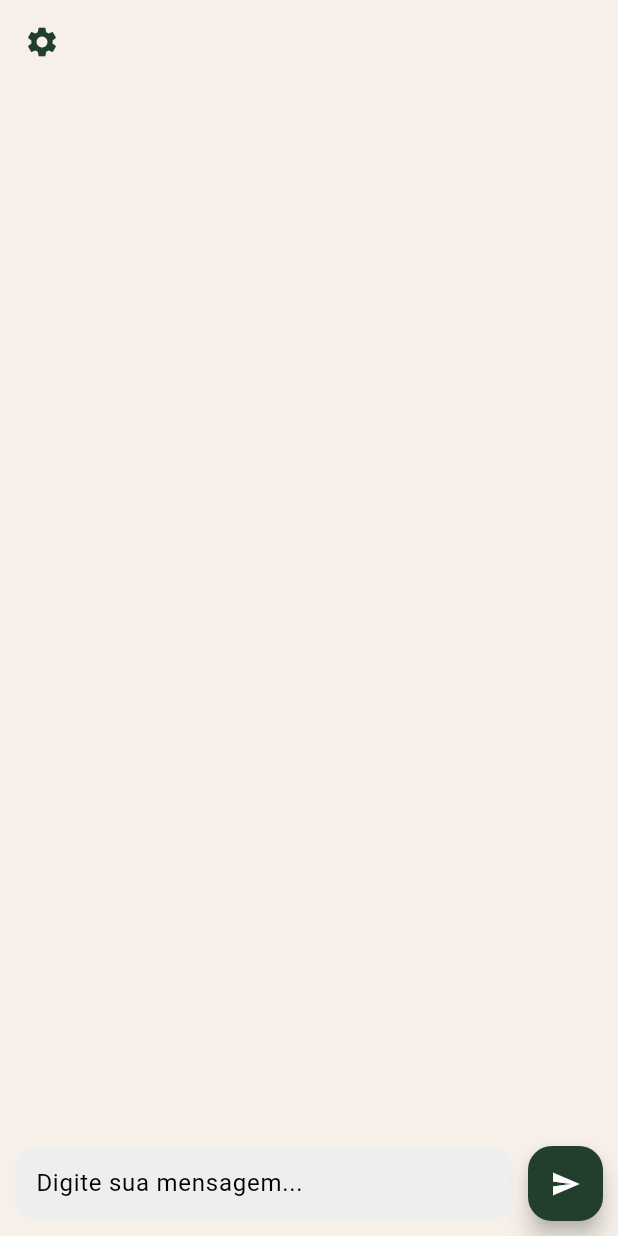
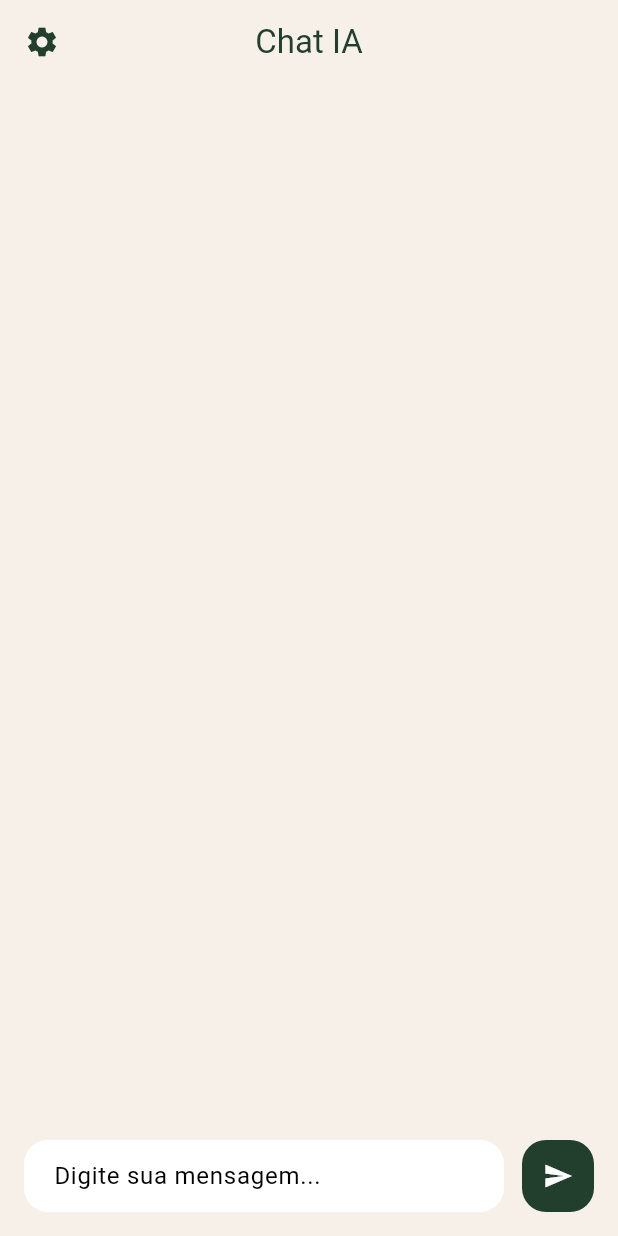
Before and after one commit to pgmaximo/UrbanAI, a Flutter app: the HomePage screen opened directly, after a tap on the "send" icon, on a phone screen of 412 x 824 dp. Run offline on Flutter 3.47's test engine with Material 3 defaults, Android fonts, the phone set to English and light mode, and no system bars.

Commit message:
Atualização HomePage

```diff
--- a/lib/pages/HomePage.dart
+++ b/lib/pages/HomePage.dart
@@ -1,32 +1,63 @@
 import 'package:flutter/material.dart';
+import 'package:flutter/services.dart';
 import 'package:urbanai/main.dart';
 
 class HomePage extends StatefulWidget {
+  const HomePage({super.key});
+
   @override
-  _HomePageState createState() => _HomePageState();
+  State<HomePage> createState() => _HomePageState();
 }
 
 class _HomePageState extends State<HomePage> {
-  // Controlador para gerenciar o campo de entrada de texto
   final TextEditingController _controller = TextEditingController();
-
-  // Lista que armazena as mensagens enviadas pelo usuário e as respostas da IA
+  final ScrollController _scrollController = ScrollController();
   final List<Map<String, dynamic>> _messages = [];
 
-  // Função para enviar a mensagem do usuário e gerar uma resposta da IA
-  void _sendMessage() {
-    if (_controller.text.isNotEmpty) {
+  void _sendMessage() async {
+    final text = _controller.text.trim();
+    if (text.isEmpty) return;
+
     setState(() {
-        // Adiciona a mensagem do usuário à lista
-        _messages.add({'text': _controller.text, 'isUser': true});
-
-        // Simula uma resposta da IA
-        _messages.add({'text': 'Aqui será a resposta da IA...', 'isUser': false});
+      _messages.add({"text": text, "isUser": true});
     });
 
-      // Limpa o campo de entrada após o envio
     _controller.clear();
+    await Future.delayed(const Duration(milliseconds: 100));
+    _scrollController.jumpTo(_scrollController.position.maxScrollExtent);
+
+    // TODO: Integre com API real (ex: OpenAI)
+    await Future.delayed(const Duration(seconds: 1));
+    setState(() {
+      _messages.add({"text": "(Resposta gerada pela IA para: '$text')", "isUser": false});
+    });
+
+    await Future.delayed(const Duration(milliseconds: 100));
+    _scrollController.jumpTo(_scrollController.position.maxScrollExtent);
   }
+
+  Widget _buildMessage(Map<String, dynamic> message) {
+    final isUser = message['isUser'] == true;
+    final alignment = isUser ? Alignment.centerRight : Alignment.centerLeft;
+    final bgColor = isUser ? AppColors.secondary : Colors.grey[200];
+    final textColor = isUser ? Colors.white : Colors.black87;
+
+    return Align(
+      alignment: alignment,
+      child: Container(
+        margin: const EdgeInsets.symmetric(vertical: 6),
+        padding: const EdgeInsets.all(14),
+        constraints: const BoxConstraints(maxWidth: 500),
+        decoration: BoxDecoration(
+          color: bgColor,
+          borderRadius: BorderRadius.circular(16),
+        ),
+        child: Text(
+          message['text'],
+          style: TextStyle(fontSize: 16, color: textColor, height: 1.4),
+        ),
+      ),
+    );
   }
 
   @override
@@ -34,72 +65,63 @@ class _HomePageState extends State<HomePage> {
     return Scaffold(
       appBar: AppBar(
         backgroundColor: AppColors.background,
+        title: const Text("Chat IA", style: TextStyle(color: AppColors.secondary)),
+        centerTitle: true,
         leading: IconButton(
-          icon: const Icon(Icons.settings, color: AppColors.secondary), // Ícone de configurações à esquerda
+          icon: const Icon(Icons.settings, color: AppColors.secondary),
           onPressed: () {
-            // Implementar ação para abrir configurações
+            // TODO: Navegar para Configurações
           },
         ),
       ),
-      body: Column(
+      body: SafeArea(
+        child: Column(
           children: [
             Expanded(
               child: ListView.builder(
-              padding: const EdgeInsets.all(10),
+                controller: _scrollController,
+                padding: const EdgeInsets.all(16),
                 itemCount: _messages.length,
-              itemBuilder: (context, index) {
-                final message = _messages[index];
-                return Align(
-                  alignment: message['isUser'] ? Alignment.centerRight : Alignment.centerLeft,
-                  child: Container(
-                    margin: const EdgeInsets.symmetric(vertical: 5),
-                    padding: const EdgeInsets.all(12),
-                    decoration: message['isUser']
-                        ? BoxDecoration(
-                            color: AppColors.secondary, // Mensagem do usuário dentro de um balão colorido
-                            borderRadius: BorderRadius.circular(15),
-                          )
-                        : null, // Mensagem da IA sem balão, apenas texto solto
-                    child: Text(
-                      message['text'],
-                      style: TextStyle(
-                        color: message['isUser'] ? Colors.white : Colors.black87, // Cor do texto
-                        fontSize: 16,
+                itemBuilder: (context, index) => _buildMessage(_messages[index]),
+              ),
+            ),
+            Container(
+              color: AppColors.background,
+              padding: const EdgeInsets.fromLTRB(16, 0, 16, 16),
+              child: Row(
+                children: [
+                  Expanded(
+                    child: ConstrainedBox(
+                      constraints: const BoxConstraints(maxHeight: 150),
+                      child: TextField(
+                        controller: _controller,
+                        maxLines: null,
+                        minLines: 1,
+                        maxLengthEnforcement: MaxLengthEnforcement.none,
+                        keyboardType: TextInputType.multiline,
+                        decoration: InputDecoration(
+                          hintText: 'Digite sua mensagem...',
+                          filled: true,
+                          fillColor: Colors.white,
+                          contentPadding: const EdgeInsets.symmetric(horizontal: 16, vertical: 12),
+                          border: OutlineInputBorder(
+                            borderRadius: BorderRadius.circular(16),
+                            borderSide: BorderSide.none,
+                          ),
+                        ),
+                        onChanged: (text) => setState(() {}),
                       ),
                     ),
                   ),
-                );
-              },
-            ),
-          ),
-          Padding(
-            padding: const EdgeInsets.all(10),
-            child: Row(
-              children: [
-                Expanded(
-                  child: TextField(
-                    controller: _controller,
-                    onSubmitted: (value) => _sendMessage(), // Permite envio com Enter
-                    decoration: InputDecoration(
-                      hintText: 'Digite sua mensagem...',
-                      border: OutlineInputBorder(
-                        borderRadius: BorderRadius.circular(15), // Bordas arredondadas
-                        borderSide: BorderSide.none,
-                      ),
-                      filled: true,
-                      fillColor: Colors.grey[200], // Cor de fundo do campo de entrada
-                      contentPadding: const EdgeInsets.symmetric(horizontal: 10, vertical: 10), // Reduzindo o espaçamento interno
-                    ),
-                  ),
-                ),
-                const SizedBox(width: 10), // Espaço entre o campo de texto e o botão de envio
+                  const SizedBox(width: 12),
                   SizedBox(
-                  width: 50, // Defina a largura desejada
-                  height: 50, // Defina a altura desejada
+                    width: 48,
+                    height: 48,
                     child: FloatingActionButton(
-                    backgroundColor: AppColors.secondary, // Cor do botão de envio
+                      elevation: 0,
+                      backgroundColor: AppColors.secondary,
                       onPressed: _sendMessage,
-                    child: const Icon(Icons.send, color: Colors.white, size: 20), // Ícone menor
+                      child: const Icon(Icons.send, size: 20),
                     ),
                   ),
                 ],
@@ -107,6 +129,7 @@ class _HomePageState extends State<HomePage> {
             ),
           ],
         ),
+      ),
     );
   }
 }
```
Lines whose indentation alone changed are shown as unchanged.
